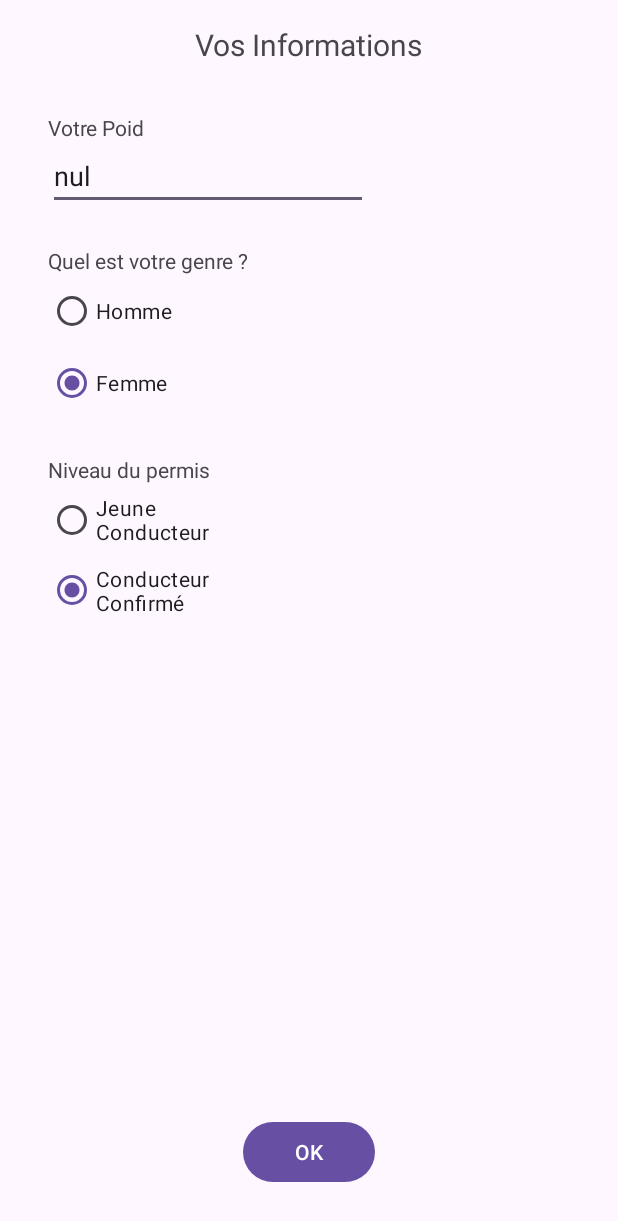
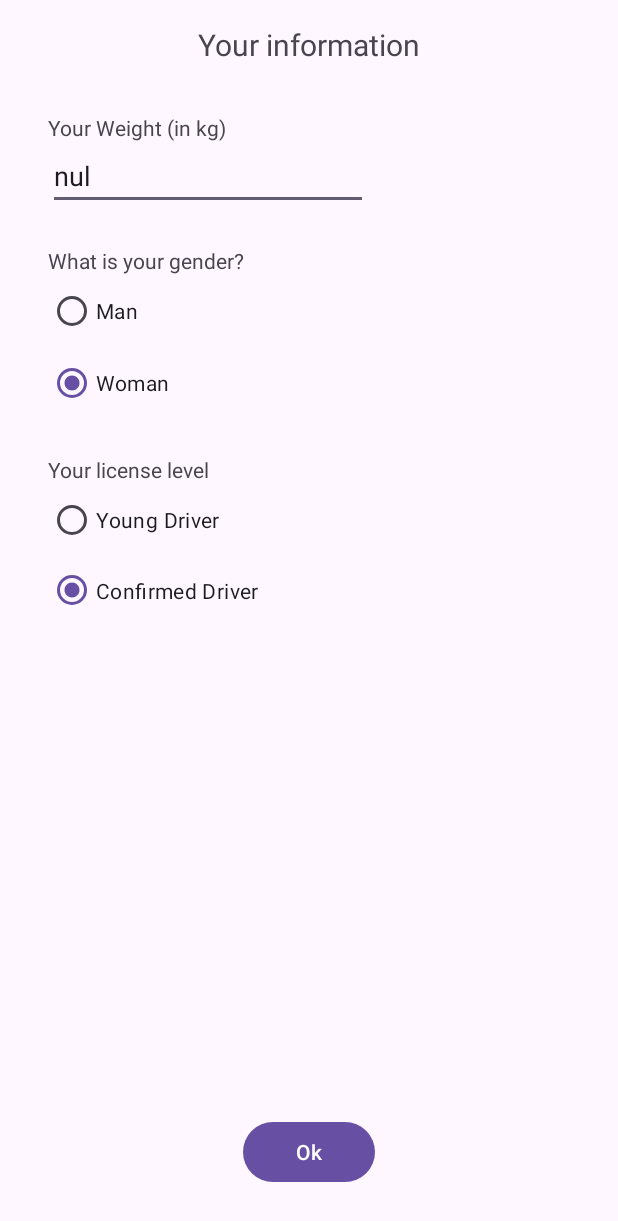
Before and after one commit to Freckyjules/Ethylotest, an Android app: the EditPersonActivity screen opened directly, with no data from a screen before it, on a phone screen of 412 x 824 dp. Shown: the top 1221 px of the screen. Run offline under Robolectric (Android 15) with nearby library versions, the light colour scheme and no system bars.

Commit message:
traduction edit person page

```diff
--- a/app/src/main/res/layout/activity_edit_person.xml
+++ b/app/src/main/res/layout/activity_edit_person.xml
@@ -12,7 +12,7 @@
         android:layout_width="wrap_content"
         android:layout_height="wrap_content"
         android:layout_marginTop="16dp"
-        android:text="Vos Informations"
+        android:text="@string/Your_information"
         android:textSize="20sp"
         app:layout_constraintEnd_toEndOf="parent"
         app:layout_constraintStart_toStartOf="parent"
@@ -35,7 +35,7 @@
         android:layout_height="wrap_content"
         android:layout_marginStart="32dp"
         android:layout_marginTop="32dp"
-        android:text="Votre Poid"
+        android:text="@string/Your_Weight"
         app:layout_constraintStart_toStartOf="parent"
         app:layout_constraintTop_toBottomOf="@+id/textView" />
 
@@ -44,7 +44,7 @@
         android:layout_width="wrap_content"
         android:layout_height="wrap_content"
         android:layout_marginBottom="32dp"
-        android:text="OK"
+        android:text="@string/Ok"
         app:layout_constraintBottom_toBottomOf="parent"
         app:layout_constraintEnd_toEndOf="parent"
         app:layout_constraintStart_toStartOf="parent" />
@@ -55,7 +55,7 @@
         android:layout_height="wrap_content"
         android:layout_marginStart="32dp"
         android:layout_marginTop="24dp"
-        android:text="Quel est votre genre ?"
+        android:text="@string/What_is_your_gender"
         app:layout_constraintStart_toStartOf="parent"
         app:layout_constraintTop_toBottomOf="@+id/volumeEditText" />
 
@@ -71,13 +71,13 @@
             android:id="@+id/manRadioButton"
             android:layout_width="match_parent"
             android:layout_height="wrap_content"
-            android:text="Homme" />
+            android:text="@string/Man" />
 
         <RadioButton
             android:id="@+id/womanRadioButton"
             android:layout_width="match_parent"
             android:layout_height="wrap_content"
-            android:text="Femme" />
+            android:text="@string/Woman" />
     </RadioGroup>
 
     <TextView
@@ -86,14 +86,16 @@
         android:layout_height="wrap_content"
         android:layout_marginStart="32dp"
         android:layout_marginTop="24dp"
-        android:text="Niveau du permis"
+        android:text="@string/Your_license_level"
         app:layout_constraintStart_toStartOf="parent"
         app:layout_constraintTop_toBottomOf="@+id/genreRadioGroup" />
 
     <RadioGroup
-        android:layout_width="132dp"
+        android:layout_width="0dp"
         android:layout_height="94dp"
         android:layout_marginStart="32dp"
+        android:layout_marginEnd="32dp"
+        app:layout_constraintEnd_toEndOf="parent"
         app:layout_constraintStart_toStartOf="parent"
         app:layout_constraintTop_toBottomOf="@+id/textView4">
 
@@ -101,12 +103,12 @@
             android:id="@+id/youngRadioButton"
             android:layout_width="match_parent"
             android:layout_height="wrap_content"
-            android:text="Jeune Conducteur" />
+            android:text="@string/Young_Driver" />
 
         <RadioButton
             android:id="@+id/oldRadioButton"
             android:layout_width="match_parent"
             android:layout_height="wrap_content"
-            android:text="Conducteur Confirmé" />
+            android:text="@string/Confirmed_Driver" />
     </RadioGroup>
 </androidx.constraintlayout.widget.ConstraintLayout>
--- a/app/src/main/res/values/strings.xml
+++ b/app/src/main/res/values/strings.xml
@@ -9,4 +9,12 @@
     <string name="Cancel">Cancel</string>
     <string name="Ok">Ok</string>
     <string name="Add_Drink">Add Drink</string>
+    <string name="Your_information">Your information</string>
+    <string name="Your_Weight">Your Weight (in kg)</string>
+    <string name="What_is_your_gender">What is your gender?</string>
+    <string name="Man">Man</string>
+    <string name="Woman">Woman</string>
+    <string name="Your_license_level">Your license level</string>
+    <string name="Young_Driver">Young Driver</string>
+    <string name="Confirmed_Driver">Confirmed Driver</string>
 </resources>
```
Also changed, not shown: 1 other file.
